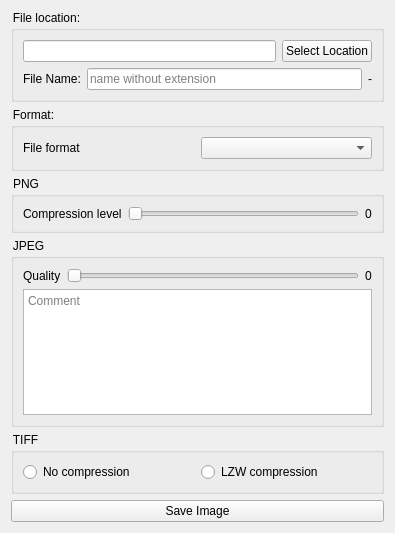
The window that src/savedialog.ui (keshavbhatt/PixelFx) describes before a commit, drawn with Qt 5.
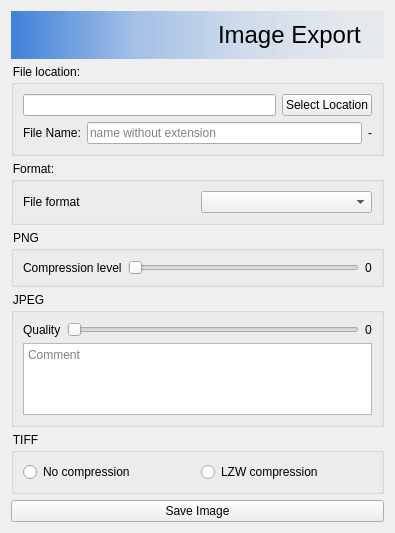
The same window after the commit. Icons and pictures are not drawn. Custom widgets are drawn as their Qt base class.

Diff of the .ui file:
```diff
--- a/src/savedialog.ui
+++ b/src/savedialog.ui
@@ -19,6 +19,58 @@
 }</string>
   </property>
   <layout class="QVBoxLayout" name="verticalLayout">
+   <item>
+    <widget class="QWidget" name="headerWidget" native="true">
+     <property name="sizePolicy">
+      <sizepolicy hsizetype="Preferred" vsizetype="Maximum">
+       <horstretch>0</horstretch>
+       <verstretch>0</verstretch>
+      </sizepolicy>
+     </property>
+     <property name="styleSheet">
+      <string notr="true">background-color: qlineargradient(spread:reflect, x1:0, y1:1, x2:1, y2:1, stop:0 rgba(63, 129, 216, 255), stop:0.328358 rgba(63, 129, 216, 111), stop:0.61194 rgba(63, 129, 216, 48), stop:0.895522 rgba(63, 129, 216, 15));
+</string>
+     </property>
+     <layout class="QHBoxLayout" name="horizontalLayout_6">
+      <item>
+       <widget class="QLabel" name="label_5">
+        <property name="styleSheet">
+         <string notr="true">background:transparent;
+padding: 8px 0px 8px 8px;</string>
+        </property>
+        <property name="text">
+         <string/>
+        </property>
+        <property name="pixmap">
+         <pixmap resource="icons.qrc">:/icons/save-line.png</pixmap>
+        </property>
+       </widget>
+      </item>
+      <item>
+       <widget class="QLabel" name="label">
+        <property name="sizePolicy">
+         <sizepolicy hsizetype="Maximum" vsizetype="Preferred">
+          <horstretch>0</horstretch>
+          <verstretch>0</verstretch>
+         </sizepolicy>
+        </property>
+        <property name="font">
+         <font>
+          <pointsize>18</pointsize>
+         </font>
+        </property>
+        <property name="styleSheet">
+         <string notr="true">padding: 0px 8px 0px 8px;
+background:transparent;</string>
+        </property>
+        <property name="text">
+         <string>Image Export</string>
+        </property>
+       </widget>
+      </item>
+     </layout>
+    </widget>
+   </item>
    <item>
     <widget class="QGroupBox" name="groupBox_5">
      <property name="title">
```
Left out of the diff: 4 changed lines with no effect on the pictures.
